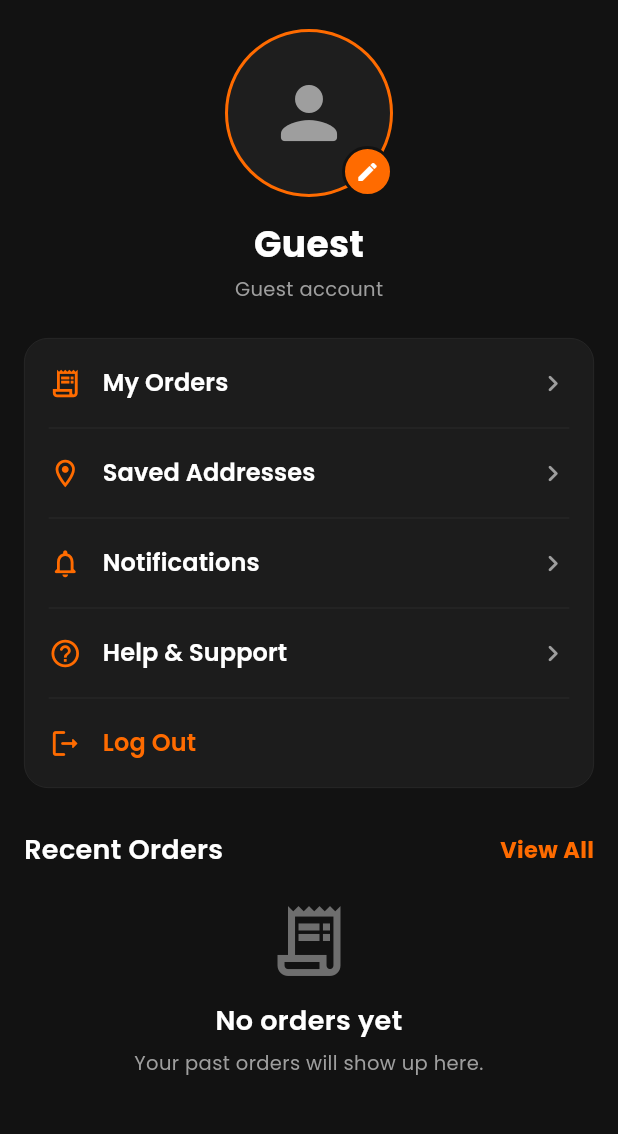
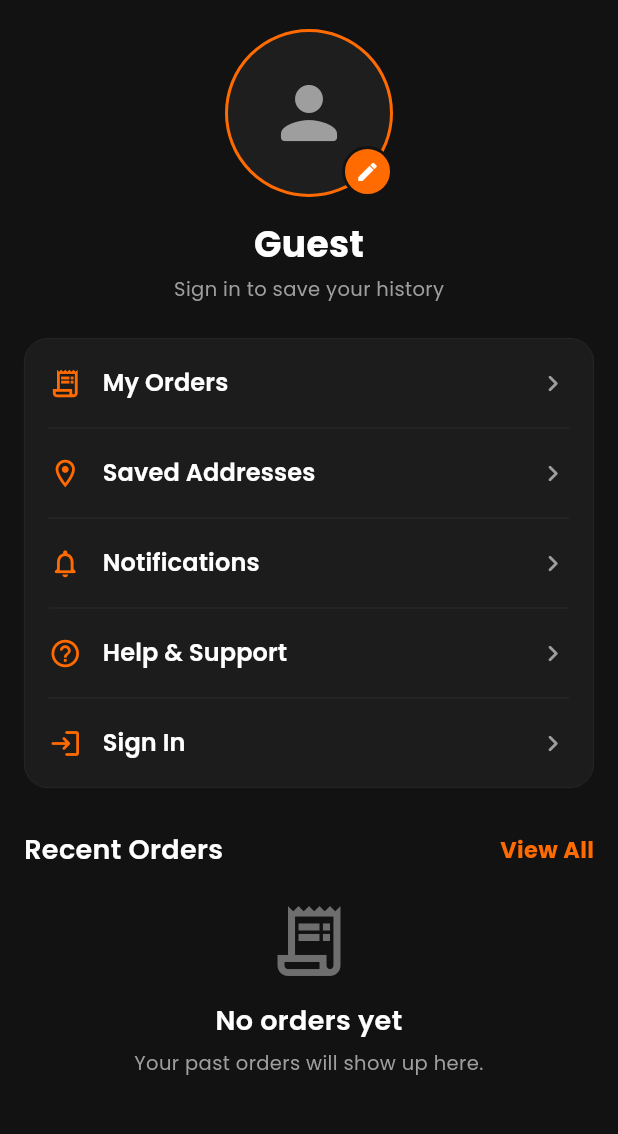
Before and after one commit to mohammedashi11/bellas_kitchen, a Flutter app: the ProfileScreen screen opened by its route, on a phone screen of 412 x 824 dp, the part 67-1201 px from its top. Run offline on Flutter 3.47's test engine with Material 3 defaults, Android fonts, the phone set to English and light mode, and no system bars; our stand-ins replace cached_network_image, cloud_firestore, firebase_auth, firebase_core, firebase_storage, flutter_riverpod and 3 more; accounts and stored records are empty; generated files the repository leaves out were written again.

Commit message:
Update menu and profile features, add home search tests

```diff
--- a/lib/features/profile/presentation/screens/profile_screen.dart
+++ b/lib/features/profile/presentation/screens/profile_screen.dart
@@ -40,6 +40,7 @@ class ProfileScreen extends ConsumerWidget {
   Widget build(BuildContext context, WidgetRef ref) {
     final user = ref.watch(currentUserProvider);
     final ordersAsync = ref.watch(userOrdersProvider);
+    final isGuest = user == null || user.phoneNumber.trim().isEmpty;
 
     return Scaffold(
       backgroundColor: AppColors.background,
@@ -88,6 +89,13 @@ class ProfileScreen extends ConsumerWidget {
                 onTap: () => _comingSoon(context, 'Help & Support'),
               ),
               const _MenuDivider(),
+              if (isGuest)
+                _MenuRow(
+                  icon: Icons.login_rounded,
+                  label: 'Sign In',
+                  onTap: () => context.push(AppConstants.routePhoneEntry),
+                )
+              else
                 _MenuRow(
                   icon: Icons.logout_rounded,
                   label: 'Log Out',
@@ -148,12 +156,12 @@ class ProfileScreen extends ConsumerWidget {
   }
 
   String _subtitle(AppUser? u) {
-    if (u == null) return 'Guest account';
+    if (u == null || u.phoneNumber.trim().isEmpty) return 'Sign in to save your history';
     final name = u.displayName?.trim();
     final hasName = name != null && name.isNotEmpty;
     // Show phone as the subtitle only when it isn't already the headline name.
     if (hasName && u.phoneNumber.trim().isNotEmpty) return u.phoneNumber;
-    return 'Guest account';
+    return 'Phone verified';
   }
 }
 
```
Also changed, not shown: lib/features/menu/presentation/providers/menu_providers.dart (+21 -1 lines), lib/features/menu/presentation/screens/home_screen.dart (+23 -2 lines), 2 other files. Lines whose indentation alone changed are shown as unchanged.
